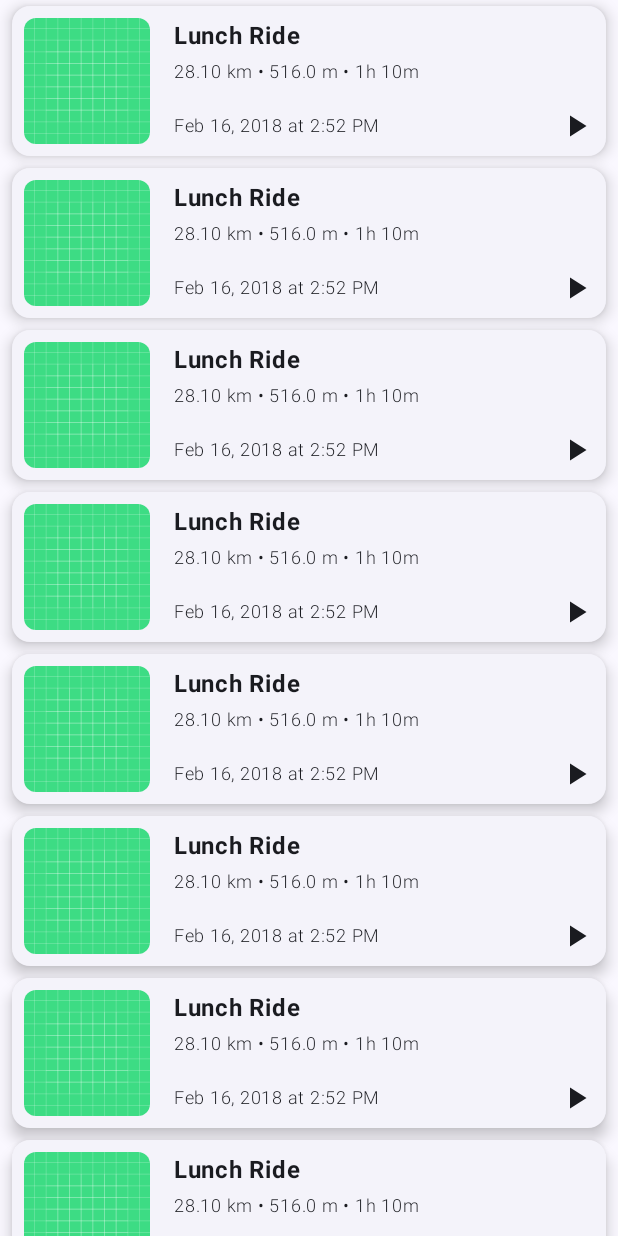
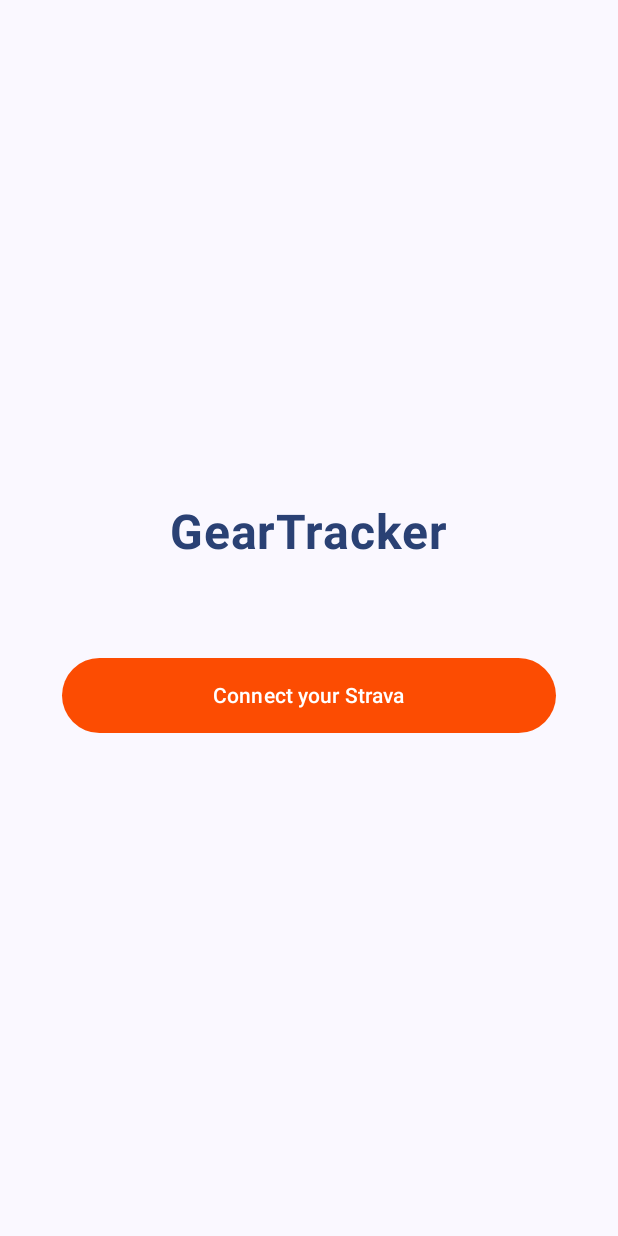
Before and after one commit to KaroADA/GearTracker, an Android app built with Jetpack Compose: the screen it shows after launch (MainActivity), on a phone screen of 412 x 824 dp. Run offline under Robolectric (Android 15) with nearby library versions, the phone set to English and light mode, and no system bars.

Commit message:
New project structure; Login screen; Strava authorization with oauth2

```diff
--- a/app/src/main/java/com/example/geartracker/MainActivity.kt
+++ b/app/src/main/java/com/example/geartracker/MainActivity.kt
@@ -1,170 +1,71 @@
 package com.example.geartracker
 
+import android.content.Intent
+import android.net.Uri
+import android.os.Build
 import android.os.Bundle
+import android.os.Debug
+import android.util.Log
+import android.widget.Toast
 import androidx.activity.ComponentActivity
 import androidx.activity.compose.setContent
 import androidx.activity.enableEdgeToEdge
-import androidx.compose.foundation.Image
-import androidx.compose.foundation.layout.Column
-import androidx.compose.foundation.layout.Row
-import androidx.compose.foundation.layout.Spacer
-import androidx.compose.foundation.layout.fillMaxHeight
+import androidx.annotation.RequiresApi
 import androidx.compose.foundation.layout.fillMaxSize
-import androidx.compose.foundation.layout.fillMaxWidth
-import androidx.compose.foundation.layout.height
-import androidx.compose.foundation.layout.padding
-import androidx.compose.foundation.layout.size
-import androidx.compose.foundation.layout.width
 import androidx.compose.foundation.lazy.LazyColumn
-import androidx.compose.foundation.shape.RoundedCornerShape
-import androidx.compose.material3.Card
-import androidx.compose.material3.CardDefaults
-import androidx.compose.material3.ElevatedCard
-import androidx.compose.material3.Icon
 import androidx.compose.material3.Scaffold
-import androidx.compose.material3.Text
 import androidx.compose.runtime.Composable
-import androidx.compose.ui.Alignment
 import androidx.compose.ui.Modifier
-import androidx.compose.ui.draw.clip
-import androidx.compose.ui.platform.LocalDensity
-import androidx.compose.ui.res.painterResource
-import androidx.compose.ui.text.font.FontWeight
 import androidx.compose.ui.tooling.preview.Preview
-import androidx.compose.ui.unit.dp
-import androidx.compose.ui.unit.sp
 import com.example.geartracker.ui.theme.GearTrackerTheme
-import java.math.BigDecimal
-import java.math.RoundingMode
-import java.time.LocalDate
-import java.time.OffsetDateTime
-import java.time.format.DateTimeFormatter
-import java.util.Locale
+import com.example.geartracker.ui.components.StravaActivityCard
+import com.example.geartracker.data.model.StravaActivity
+import com.example.geartracker.ui.App
+import com.example.geartracker.data.api.startStravaAuth
 
-val example = StravaActivity(
-    id = 12345678987654321,
-    name = "Lunch Ride",
-    distance = 28099.0,
-    moving_time = 4250,
-    elapsed_time = 4410,
-    total_elevation_gain = 516.0,
-    type = "Ride",
-    start_date = "2018-02-16T14:52:54Z"
-)
+
 
 class MainActivity : ComponentActivity() {
+    @RequiresApi(Build.VERSION_CODES.O)
     override fun onCreate(savedInstanceState: Bundle?) {
         super.onCreate(savedInstanceState)
         enableEdgeToEdge()
 
+        handleIntent(intent)
 
         setContent {
             GearTrackerTheme {
-                Scaffold(modifier = Modifier.fillMaxSize()) { innerPadding ->
+                App(
+                    onLoginClick = {
+                        Toast.makeText(this, "Login to strava", Toast.LENGTH_SHORT).show()
+                        startStravaAuth(this)
+                    }
+                )
+            }
+        }
+    }
 
-                    LazyColumn(contentPadding = innerPadding, modifier = Modifier.fillMaxSize()) {
-                        items(100){
-                            StravaActivityCard(example)
-                        }
-                    }
+    override fun onNewIntent(intent: Intent) {
+        super.onNewIntent(intent)
+        handleIntent(intent)
+    }
 
+    private fun handleIntent(intent: Intent) {
+        val data: Uri? = intent.data
 
-                }
+        if (data != null && data.scheme == "geartracker" && data.host == "geartracker.karoada.ovh") {
+
+            val error = data.getQueryParameter("error")
+            if (error != null) {
+                Log.i("StravaAuth", "Login cancelled: $error")
+                return
+            }
+
+            val code = data.getQueryParameter("code")
+            if (code != null) {
+                Log.i("StravaAuth", "Code: $code")
+                // exchangeCodeForToken(code)
             }
         }
     }
 }
-
-data class StravaActivity(
-    val id: Long,
-    val name: String,
-    val distance: Double,
-    val moving_time: Int,
-    val elapsed_time: Int,
-    val total_elevation_gain: Double,
-    val type: String,
-    val start_date: String
-)
-
-@Composable
-fun StravaActivityCard(stravaActivity: StravaActivity, modifier: Modifier = Modifier) {
-    ElevatedCard(
-        elevation = CardDefaults.cardElevation(
-            defaultElevation = 6.dp
-        ),
-        modifier = Modifier
-            .padding(horizontal = 8.dp, vertical = 4.dp)
-            .fillMaxWidth()
-            .height(100.dp)
-    )  {
-        Row(modifier = Modifier
-            .padding(8.dp)
-            .fillMaxSize()
-        ) {
-            Image(
-                painter = painterResource(id = R.drawable.ic_launcher_background),
-                contentDescription = null,
-                modifier = Modifier
-                    .fillMaxHeight()
-                    .clip(RoundedCornerShape(8.dp))
-            )
-            Spacer(modifier = Modifier
-                .width(16.dp)
-                .fillMaxHeight()
-            )
-
-            Column(modifier = Modifier.fillMaxSize()) {
-                Text(text = stravaActivity.name,
-                    fontWeight = FontWeight.Bold,
-                    fontSize = 16.sp
-                )
-                Text(
-                    text = BigDecimal(stravaActivity.distance / 1000).setScale(2, RoundingMode.HALF_EVEN).toString() + " km • "
-                            + stravaActivity.total_elevation_gain + " m • "
-                            + ( if ( stravaActivity.moving_time / 3600 > 0) (stravaActivity.moving_time / 3600).toString() + "h " else "" )
-                            + ( stravaActivity.moving_time / 60 ) % 60 + "m",
-                    fontWeight = FontWeight.Light,
-                    fontSize = 12.sp
-                )
-                Spacer(modifier = Modifier.weight(1f))
-                Row(modifier = Modifier.fillMaxWidth()) {
-
-                    var odt = OffsetDateTime.parse(stravaActivity.start_date);
-                    var dtf = DateTimeFormatter.ofPattern("MMM dd, uuuu 'at' h:mm a", Locale.ENGLISH);
-
-                    Text(
-                        text = dtf.format(odt),
-                        fontWeight = FontWeight.Light,
-                        fontSize = 12.sp
-                    )
-
-                    Spacer(modifier = Modifier.weight(1f))
-
-                    Icon(painter = painterResource(id = R.drawable.play_arrow_24px),
-                        contentDescription = null,
-                        Modifier
-                            .size(
-                                with(LocalDensity.current) {
-                                    24.sp.toDp()
-                                }
-                            )
-                            .align(Alignment.CenterVertically)
-                    )
-
-                }
-            }
-
-
-        }
-
-
-    }
-}
-
-@Preview(showBackground = true)
-@Composable
-fun StravaActivityCard() {
-    GearTrackerTheme {
-        StravaActivityCard(example)
-    }
-}
--- /dev/null
+++ b/app/src/main/java/com/example/geartracker/data/local/TokenManager.kt
@@ -0,0 +1,4 @@
+package com.example.geartracker.data.local
+
+class TokenManager {
+}
--- /dev/null
+++ b/app/src/main/java/com/example/geartracker/data/model/StravaActivity.kt
@@ -0,0 +1,12 @@
+package com.example.geartracker.data.model
+
+data class StravaActivity(
+    val id: Long,
+    val name: String,
+    val distance: Double,
+    val moving_time: Int,
+    val elapsed_time: Int,
+    val total_elevation_gain: Double,
+    val type: String,
+    val start_date: String
+)
--- /dev/null
+++ b/app/src/main/java/com/example/geartracker/ui/App.kt
@@ -0,0 +1,96 @@
+package com.example.geartracker.ui
+
+import android.os.Build
+import androidx.annotation.RequiresApi
+import androidx.compose.foundation.layout.padding
+import androidx.compose.material3.*
+import androidx.compose.runtime.Composable
+import androidx.compose.runtime.getValue
+import androidx.compose.ui.Modifier
+import androidx.navigation.NavDestination.Companion.hierarchy
+import androidx.navigation.NavGraph.Companion.findStartDestination
+import androidx.navigation.compose.NavHost
+import androidx.navigation.compose.composable
+import androidx.navigation.compose.currentBackStackEntryAsState
+import androidx.navigation.compose.rememberNavController
+import com.example.geartracker.data.model.StravaActivity
+import com.example.geartracker.ui.components.StravaActivityCard
+import com.example.geartracker.ui.navigation.Screen
+import com.example.geartracker.ui.screens.LoginScreen
+
+val example = StravaActivity(
+    id = 12345678987654321,
+    name = "Lunch Ride",
+    distance = 28099.0,
+    moving_time = 4250,
+    elapsed_time = 4410,
+    total_elevation_gain = 516.0,
+    type = "Ride",
+    start_date = "2018-02-16T14:52:54Z"
+)
+
+@RequiresApi(Build.VERSION_CODES.O)
+@Composable
+fun App(
+    onLoginClick: () -> Unit
+) {
+    val navController = rememberNavController()
+
+    val navBackStackEntry by navController.currentBackStackEntryAsState()
+    val currentDestination = navBackStackEntry?.destination
+
+    val bottomBarScreens = listOf(Screen.Activities, Screen.Profile)
+
+    val showBottomBar = currentDestination?.route != Screen.Login.route
+
+    Scaffold(
+        bottomBar = {
+            if (showBottomBar) {
+                NavigationBar {
+                    bottomBarScreens.forEach { screen ->
+                        NavigationBarItem(
+                            icon = { Icon(screen.icon, contentDescription = null) },
+                            label = { Text(screen.title) },
+                            selected = currentDestination?.hierarchy?.any { it.route == screen.route } == true,
+                            onClick = {
+                                navController.navigate(screen.route) {
+                                    popUpTo(navController.graph.findStartDestination().id) {
+                                        saveState = true
+                                    }
+                                    launchSingleTop = true
+                                    restoreState = true
+                                }
+                            }
+                        )
+                    }
+                }
+            }
+        }
+    ) { innerPadding ->
+        NavHost(
+            navController = navController,
+            startDestination = Screen.Login.route,
+            modifier = Modifier.padding(innerPadding)
+        ) {
+            composable(Screen.Login.route) {
+                LoginScreen(
+                    onLoginClick = {
+                        onLoginClick()
+                    }
+                )
+            }
+
+            composable(Screen.Activities.route) {
+                androidx.compose.foundation.lazy.LazyColumn {
+                    items(100) {
+                        StravaActivityCard(example)
+                    }
+                }
+            }
+
+            composable(Screen.Profile.route) {
+                Text("User Profile")
+            }
+        }
+    }
+}
--- /dev/null
+++ b/app/src/main/java/com/example/geartracker/ui/navigation/Screen.kt
@@ -0,0 +1,13 @@
+package com.example.geartracker.ui.navigation
+
+import androidx.compose.material.icons.Icons
+import androidx.compose.material.icons.filled.Home
+import androidx.compose.material.icons.filled.Person
+import androidx.compose.ui.graphics.vector.ImageVector
+
+sealed class Screen(val route: String, val title: String, val icon: ImageVector) {
+    data object Login : Screen("login", "Login", Icons.Default.Person)
+
+    data object Activities : Screen("activities", "Activities", Icons.Default.Home)
+    data object Profile : Screen("profile", "Profile", Icons.Default.Person)
+}
--- /dev/null
+++ b/app/src/main/java/com/example/geartracker/ui/screens/LoginScreen.kt
@@ -0,0 +1,45 @@
+package com.example.geartracker.ui.screens
+
+import androidx.compose.foundation.layout.*
+import androidx.compose.material3.*
+import androidx.compose.runtime.Composable
+import androidx.compose.ui.Alignment
+import androidx.compose.ui.Modifier
+import androidx.compose.ui.graphics.Color
+import androidx.compose.ui.res.painterResource
+import androidx.compose.ui.text.font.FontWeight
+import androidx.compose.ui.unit.dp
+import androidx.compose.ui.unit.sp
+import com.example.geartracker.R
+
+@Composable
+fun LoginScreen(
+    onLoginClick: () -> Unit
+) {
+    Column(
+        modifier = Modifier.fillMaxSize(),
+        verticalArrangement = Arrangement.Center,
+        horizontalAlignment = Alignment.CenterHorizontally
+    ) {
+        Text(
+            text = "GearTracker",
+            fontSize = 32.sp,
+            fontWeight = FontWeight.Bold,
+            color = MaterialTheme.colorScheme.primary
+        )
+
+        Spacer(modifier = Modifier.height(64.dp))
+
+        Button(
+            onClick = onLoginClick,
+            modifier = Modifier
+                .fillMaxWidth(0.8f)
+                .height(50.dp),
+            colors = ButtonDefaults.buttonColors(
+                containerColor = Color(0xFFFC4C02)
+            )
+        ) {
+            Text("Connect your Strava", color = Color.White)
+        }
+    }
+}
```
Also changed, not shown: app/build.gradle.kts (+10 -2 lines), app/src/main/AndroidManifest.xml (+7 -2 lines), app/src/main/java/com/example/geartracker/data/api/RetrofitClient.kt (added, +15 -0 lines), app/src/main/java/com/example/geartracker/data/api/StravaAuthService.kt (added, +40 -0 lines), app/src/main/java/com/example/geartracker/data/model/StravaTokenResponse.kt (added, +32 -0 lines), app/src/main/java/com/example/geartracker/ui/components/StravaActivityCard.kt (added, +107 -0 lines).
